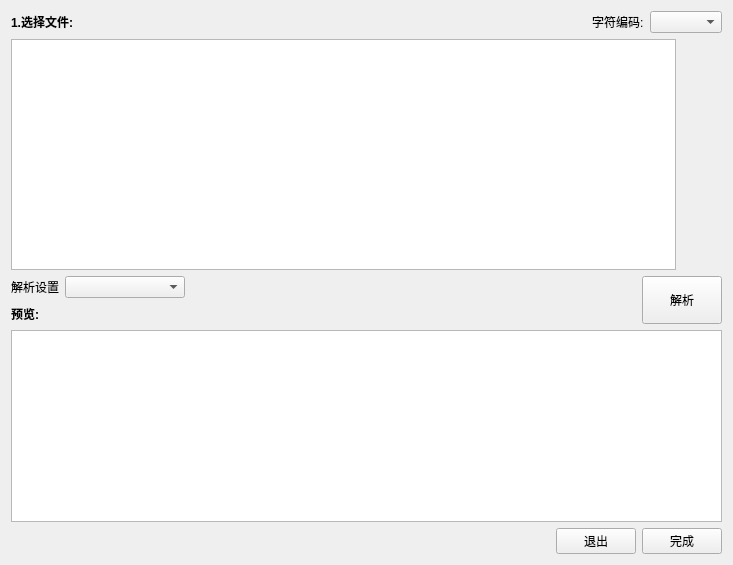
First picture: the form in src/signAPlugin/textImport/CFX2DCsvImportDialog.ui, repository czyt1988/sa, before the edit.
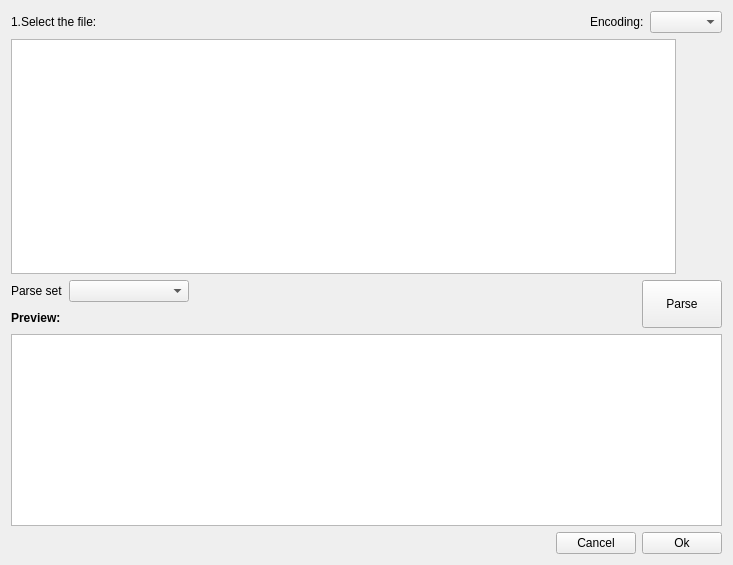
Second picture: the form after the edit. Icons and pictures are not drawn.

```diff
--- a/src/signAPlugin/textImport/CFX2DCsvImportDialog.ui
+++ b/src/signAPlugin/textImport/CFX2DCsvImportDialog.ui
@@ -23,7 +23,7 @@
      <item>
       <widget class="QLabel" name="label_2">
        <property name="text">
-        <string>&lt;html&gt;&lt;head/&gt;&lt;body&gt;&lt;p&gt;&lt;span style=&quot; font-weight:600;&quot;&gt;1.选择文件:&lt;/span&gt;&lt;/p&gt;&lt;/body&gt;&lt;/html&gt;</string>
+        <string>&lt;html&gt;&lt;head/&gt;&lt;body&gt;&lt;p&gt;&lt;span style=&quot; font-weight:600;&quot;&gt;1.Select the file:&lt;/span&gt;&lt;/p&gt;&lt;/body&gt;&lt;/html&gt;</string>
        </property>
       </widget>
      </item>
@@ -43,7 +43,7 @@
      <item>
       <widget class="QLabel" name="label_4">
        <property name="text">
-        <string>字符编码:</string>
+        <string>Encoding:</string>
        </property>
       </widget>
      </item>
@@ -167,7 +167,7 @@
            <item>
             <widget class="QLabel" name="label">
              <property name="text">
-              <string>解析设置</string>
+              <string>Parse set</string>
              </property>
             </widget>
            </item>
@@ -201,7 +201,7 @@
            <item>
             <widget class="QLabel" name="label_3">
              <property name="text">
-              <string>&lt;html&gt;&lt;head/&gt;&lt;body&gt;&lt;p&gt;&lt;span style=&quot; font-weight:600;&quot;&gt;预览:&lt;/span&gt;&lt;/p&gt;&lt;/body&gt;&lt;/html&gt;</string>
+              <string>&lt;html&gt;&lt;head/&gt;&lt;body&gt;&lt;p&gt;&lt;span style=&quot; font-weight:600;&quot;&gt;Preview:&lt;/span&gt;&lt;/p&gt;&lt;/body&gt;&lt;/html&gt;</string>
              </property>
             </widget>
            </item>
@@ -231,7 +231,7 @@
           </sizepolicy>
          </property>
          <property name="text">
-          <string>解析</string>
+          <string>Parse</string>
          </property>
          <property name="icon">
           <iconset resource="icon.qrc">
@@ -270,7 +270,7 @@
      <item>
       <widget class="QPushButton" name="pushButton_cancel">
        <property name="text">
-        <string>退出</string>
+        <string>Cancel</string>
        </property>
        <property name="icon">
         <iconset resource="icon.qrc">
@@ -281,7 +281,7 @@
      <item>
       <widget class="QPushButton" name="pushButton_ok">
        <property name="text">
-        <string>完成</string>
+        <string>Ok</string>
        </property>
        <property name="icon">
         <iconset resource="icon.qrc">
```
Left out of the diff: 2 changed lines with no effect on the pictures.
